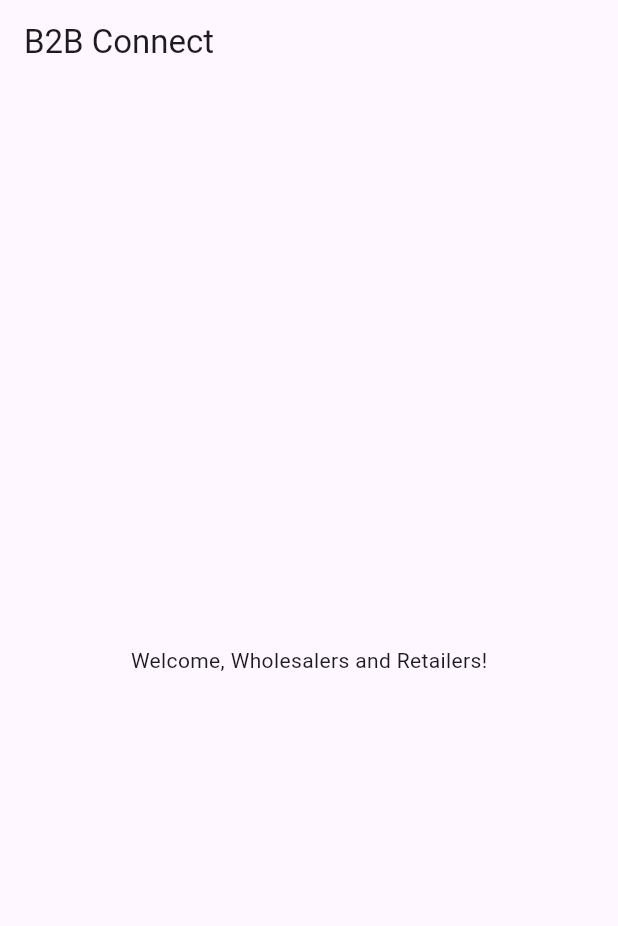
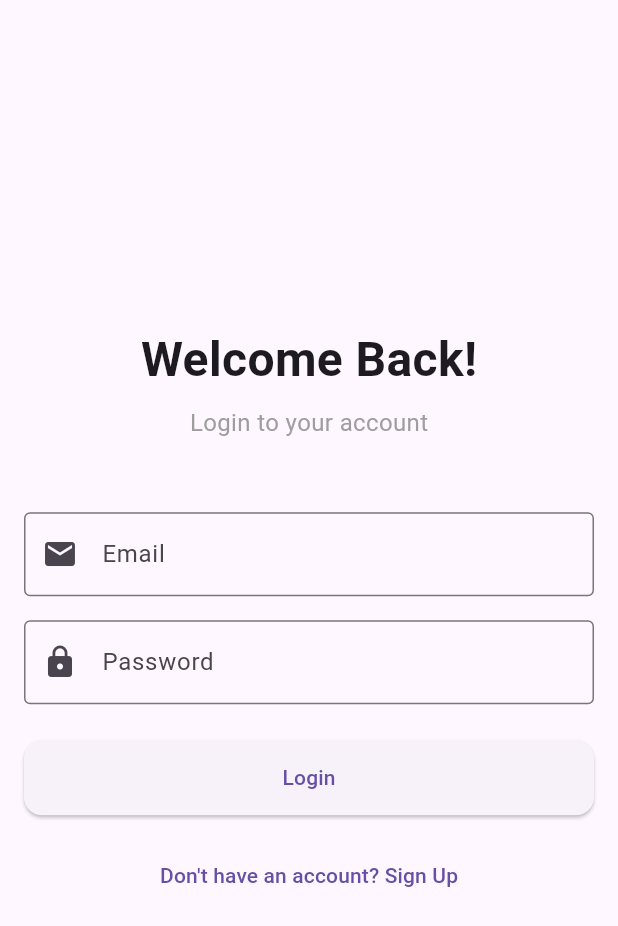
Before and after one commit to could-ai/019a503d-7b00-778e-97c5-7e20995dc72d, a Flutter app: the screen it shows after launch, on a phone screen of 412 x 824 dp. Shown: the top 926 px of the screen. Run offline on Flutter 3.47's test engine with Material 3 defaults, Android fonts, the phone set to English and light mode, and no system bars.

Commit message:
Created a new `LoginScreen` with a clean and user-friendly interface. The screen includes fields for email and password, a prominent login button, and a text button to navigate to the registration screen. The layout is designed to be responsive and centered, providing a good user experience on various device sizes. This serves as the primary entry point for users to access their accounts.; Created a new `RegistrationScreen` to allow new users to sign up. The screen includes fields for full name, email, password, and password confirmation. A 'Sign Up' button allows users to create their account, and a text button provides a convenient way to navigate back to the login screen if they already have an account. The layout is consistent with the login screen for a cohesive user experience.; Updated the `SplashScreen` to navigate to the `LoginScreen` instead of the `HomeScreen` after the 3-second delay. This change ensures that users are first prompted to log in or register before accessing the main content of the app, which is a standard authentication flow. The rest of the splash screen's functionality remains the same.

```diff
--- /dev/null
+++ b/usr/lib/screens/login_screen.dart
@@ -0,0 +1,84 @@
+import "package:flutter/material.dart";
+import "package:couldai_user_app/screens/registration_screen.dart";
+import "package:couldai_user_app/home_screen.dart";
+
+class LoginScreen extends StatelessWidget {
+  const LoginScreen({super.key});
+
+  @override
+  Widget build(BuildContext context) {
+    return Scaffold(
+      body: Padding(
+        padding: const EdgeInsets.all(16.0),
+        child: Center(
+          child: SingleChildScrollView(
+            child: Column(
+              mainAxisAlignment: MainAxisAlignment.center,
+              children: <Widget>[
+                const Text(
+                  "Welcome Back!",
+                  style: TextStyle(
+                    fontSize: 32,
+                    fontWeight: FontWeight.bold,
+                  ),
+                ),
+                const SizedBox(height: 8),
+                const Text(
+                  "Login to your account",
+                  style: TextStyle(
+                    fontSize: 16,
+                    color: Colors.grey,
+                  ),
+                ),
+                const SizedBox(height: 48),
+                TextFormField(
+                  decoration: const InputDecoration(
+                    labelText: "Email",
+                    border: OutlineInputBorder(),
+                    prefixIcon: Icon(Icons.email),
+                  ),
+                  keyboardType: TextInputType.emailAddress,
+                ),
+                const SizedBox(height: 16),
+                TextFormField(
+                  decoration: const InputDecoration(
+                    labelText: "Password",
+                    border: OutlineInputBorder(),
+                    prefixIcon: Icon(Icons.lock),
+                  ),
+                  obscureText: true,
+                ),
+                const SizedBox(height: 24),
+                ElevatedButton(
+                  onPressed: () {
+                    Navigator.pushReplacement(
+                      context,
+                      MaterialPageRoute(builder: (context) => const HomeScreen()),
+                    );
+                  },
+                  style: ElevatedButton.styleFrom(
+                    minimumSize: const Size(double.infinity, 50),
+                    shape: RoundedRectangleBorder(
+                      borderRadius: BorderRadius.circular(12),
+                    ),
+                  ),
+                  child: const Text("Login"),
+                ),
+                const SizedBox(height: 16),
+                TextButton(
+                  onPressed: () {
+                    Navigator.push(
+                      context,
+                      MaterialPageRoute(builder: (context) => const RegistrationScreen()),
+                    );
+                  },
+                  child: const Text("Don't have an account? Sign Up"),
+                ),
+              ],
+            ),
+          ),
+        ),
+      ),
+    );
+  }
+}
```
Also changed, not shown: usr/lib/screens/registration_screen.dart (added, +101 -0 lines), usr/lib/splash_screen.dart (+5 -5 lines).
